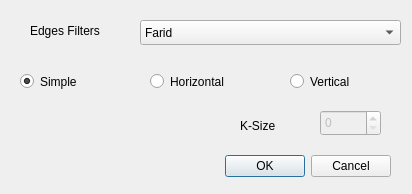
Old version of the form src/UiForm/edge_param.ui in the repository barrtrav/modelo-borde-imagenes.
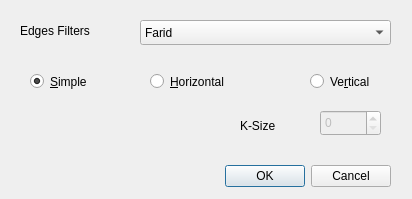
New version of the form. Icons and pictures are not drawn.

Patch:
```diff
--- a/src/UiForm/edge_param.ui
+++ b/src/UiForm/edge_param.ui
@@ -7,7 +7,7 @@
     <x>0</x>
     <y>0</y>
     <width>412</width>
-    <height>194</height>
+    <height>199</height>
    </rect>
   </property>
   <property name="windowTitle">
@@ -17,7 +17,7 @@
    <property name="geometry">
     <rect>
      <x>220</x>
-     <y>150</y>
+     <y>160</y>
      <width>171</width>
      <height>32</height>
     </rect>
@@ -34,7 +34,7 @@
     <rect>
      <x>140</x>
      <y>20</y>
-     <width>261</width>
+     <width>251</width>
      <height>25</height>
     </rect>
    </property>
@@ -72,7 +72,7 @@
   <widget class="QLabel" name="label">
    <property name="geometry">
     <rect>
-     <x>30</x>
+     <x>20</x>
      <y>20</y>
      <width>101</width>
      <height>21</height>
@@ -111,14 +111,14 @@
   <widget class="QRadioButton" name="radioButton_1">
    <property name="geometry">
     <rect>
-     <x>20</x>
+     <x>30</x>
      <y>70</y>
-     <width>112</width>
+     <width>81</width>
      <height>23</height>
     </rect>
    </property>
    <property name="text">
-    <string>Simple</string>
+    <string>&amp;Simple</string>
    </property>
    <property name="checkable">
     <bool>true</bool>
@@ -137,20 +137,20 @@
     </rect>
    </property>
    <property name="text">
-    <string>Horizontal</string>
+    <string>&amp;Horizontal</string>
    </property>
   </widget>
   <widget class="QRadioButton" name="radioButton_3">
    <property name="geometry">
     <rect>
-     <x>290</x>
+     <x>310</x>
      <y>70</y>
-     <width>112</width>
+     <width>81</width>
      <height>23</height>
     </rect>
    </property>
    <property name="text">
-    <string>Vertical</string>
+    <string>Ve&amp;rtical</string>
    </property>
   </widget>
  </widget>
```
Left out of the diff: 4 changed lines with no effect on the pictures.
